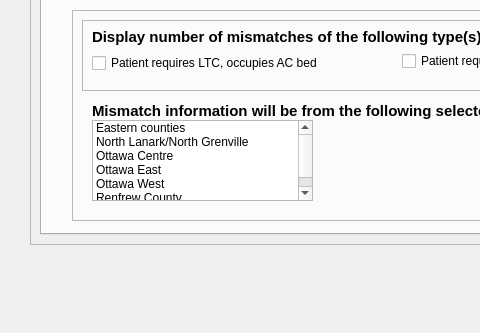
Above: generatereport.ui from hummushaman/EOBCproject before the change; both pictures show x 0 to 480 and y 256 to 589 of the 856 by 589 pixel window. Below: the same form after it.
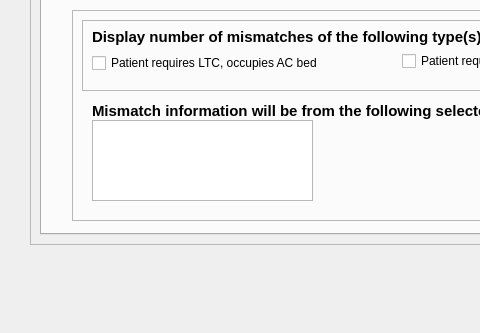
That is the form after the change. The open tabs and pages were chosen to show the change.

What changed in the file:
```diff
--- a/generatereport.ui
+++ b/generatereport.ui
@@ -710,36 +710,6 @@
         <property name="sortingEnabled">
          <bool>true</bool>
         </property>
-        <item>
-         <property name="text">
-          <string>Eastern counties</string>
-         </property>
-        </item>
-        <item>
-         <property name="text">
-          <string>North Lanark/North Grenville</string>
-         </property>
-        </item>
-        <item>
-         <property name="text">
-          <string>Ottawa Centre</string>
-         </property>
-        </item>
-        <item>
-         <property name="text">
-          <string>Ottawa East</string>
-         </property>
-        </item>
-        <item>
-         <property name="text">
-          <string>Ottawa West</string>
-         </property>
-        </item>
-        <item>
-         <property name="text">
-          <string>Renfrew County</string>
-         </property>
-        </item>
        </widget>
        <widget class="QLabel" name="label_10">
         <property name="geometry">
```
Left out of the diff: 6 changed lines with no effect on the pictures.
